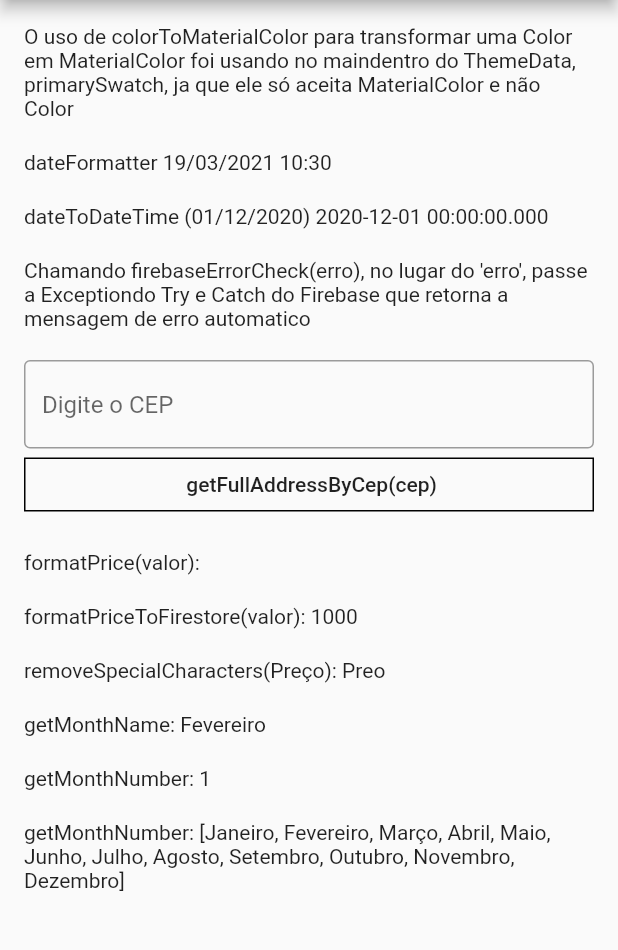
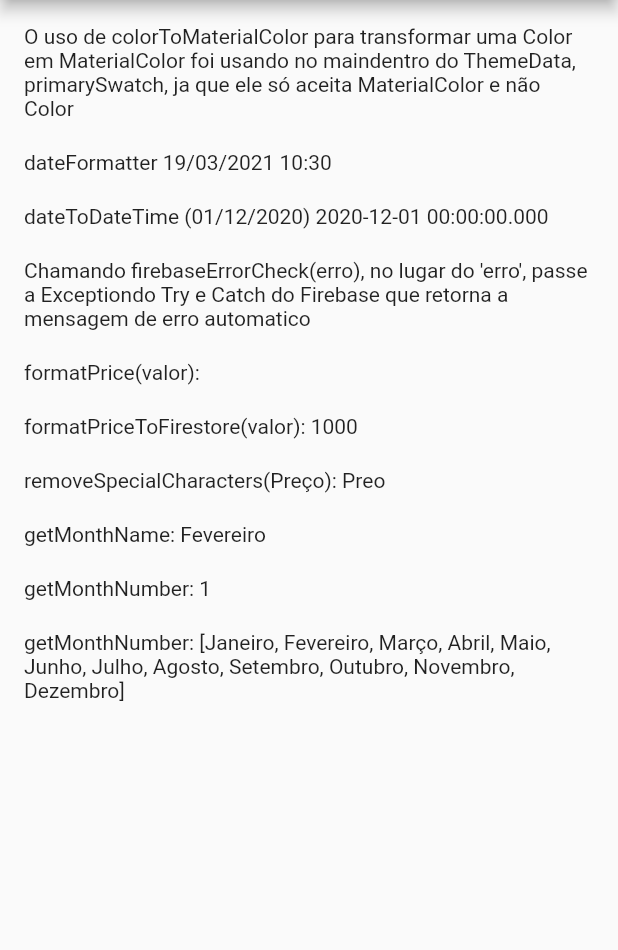
Before and after one commit to d-apps/djalma_util, a Flutter app: the screen it shows after launch, on a phone screen of 412 x 824 dp, the part 84-1034 px from its top. Run offline on Flutter 3.47's test engine with Material 2 defaults, Android fonts, the phone set to English and light mode, and no system bars; our stand-ins replace get; missing offline and left inert: money2.

Commit message:
## [1.5.5] - Removido o método getFullAddressByCep.

```diff
--- a/example/lib/main.dart
+++ b/example/lib/main.dart
@@ -1,7 +1,6 @@
 import 'package:djalmautil/djalmautil.dart';
 import 'package:flutter/cupertino.dart';
 import 'package:flutter/material.dart';
-import 'package:search_cep/search_cep.dart';
 
 void main() {
   runApp(MyApp());
@@ -34,34 +33,14 @@ class MyHomePage extends StatefulWidget {
 
 class _MyHomePageState extends State<MyHomePage> {
 
-  final scaffoldKey = GlobalKey<ScaffoldState>();
-  final TextEditingController cepController = TextEditingController();
-
   @override
   Widget build(BuildContext context) {
-
-    Widget customButton(String text, Function function){
-
-      return SizedBox(
-        height: 60,
-        child: RaisedButton(
-          shape: RoundedRectangleBorder(
-            borderRadius: BorderRadius.circular(5)
-          ),
-          color: Theme.of(context).primaryColor,
-          child: Text(text, style: TextStyle(color: Colors.white),),
-          onPressed: function,
-        ),
-      );
-
-    }
 
     Widget spaceBetween(){
       return SizedBox(height: 20,);
     }
 
     return Scaffold(
-      key: scaffoldKey,
       appBar: AppBar(
         title: Text(widget.title),
         centerTitle: true,
@@ -94,41 +73,6 @@ class _MyHomePageState extends State<MyHomePage> {
 
               spaceBetween(),
 
-              TextFormField(
-                 controller: cepController,
-                decoration: InputDecoration(
-                  hintText: "Digite o CEP",
-                  border: OutlineInputBorder()
-                ),
-              ),
-
-              FlatButton(
-                shape: RoundedRectangleBorder(
-                  side: BorderSide(
-                    color: Colors.black
-                  )
-                ),
-                onPressed: () async{
-
-                  if(cepController.text.isNotEmpty){
-                    CepInfo cepInfo = await getFullAddressByCep(cep: cepController.text);
-
-                    if(cepInfo != null){
-
-                      setState(() {
-                        cepController.text = "";
-                      });
-
-                    }
-
-                  }
-
-                },
-                child: Text(" getFullAddressByCep(cep)"),
-              ),
-
-              spaceBetween(),
-
               Text("formatPrice(valor): ${formatPrice(1000)}"),
 
               spaceBetween(),
--- a/lib/djalmautil.dart
+++ b/lib/djalmautil.dart
@@ -1,12 +1,11 @@
 library djalmautil;
 
 export 'src/color_to_materialcolor.dart';
+export 'src/column_builder.dart';
 export 'src/date_formatter.dart';
 export 'src/firebase_error_check.dart';
-export 'src/get_address.dart';
+export 'src/internet_connection.dart';
 export 'src/onesignal_helper.dart';
 export 'src/price_formatter.dart';
 export 'src/remove_special_characters.dart';
 export 'src/wrap_builder.dart';
-export 'src/column_builder.dart';
-export 'src/internet_connection.dart';
--- a/lib/src/get_address.dart
+++ /dev/null
@@ -1,15 +0,0 @@
-
-
-import 'package:djalmautil/src/remove_special_characters.dart';
-import 'package:flutter/material.dart';
-import 'package:search_cep/search_cep.dart';
-
-Future<CepInfo> getFullAddressByCep({@required String cep}) async{
-
-  CepInfo cepInfo = await SearchCep.searchInfoByCep(
-      cep: removeSpecialCharacters(cep)
-  );
-
-  return cepInfo;
-
-}
```
Also changed, not shown: pubspec.yaml (+5 -5 lines), example/pubspec.lock, pubspec.lock, 2 other files.
